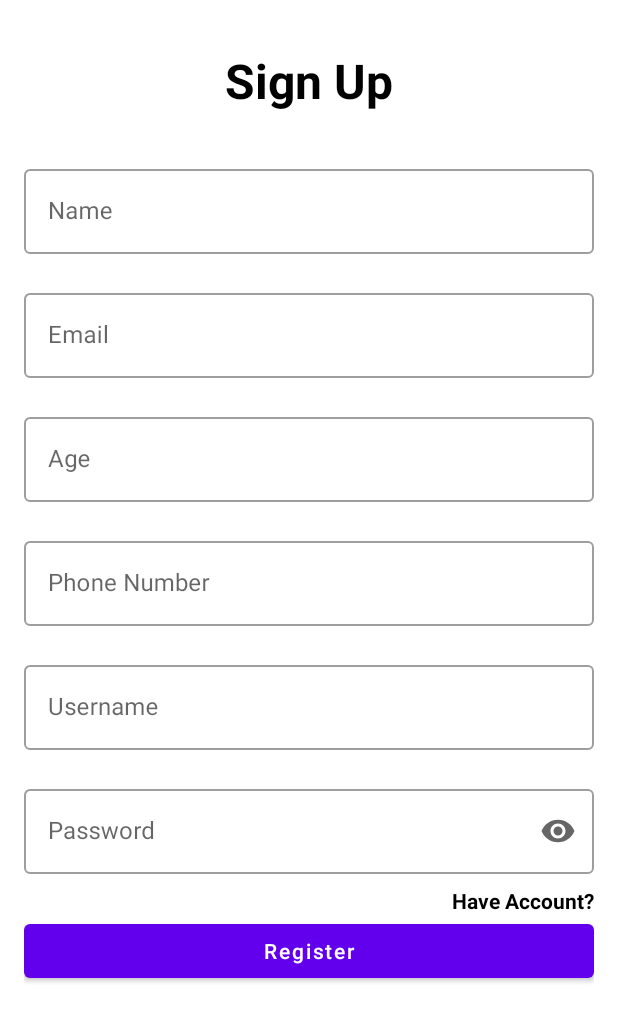
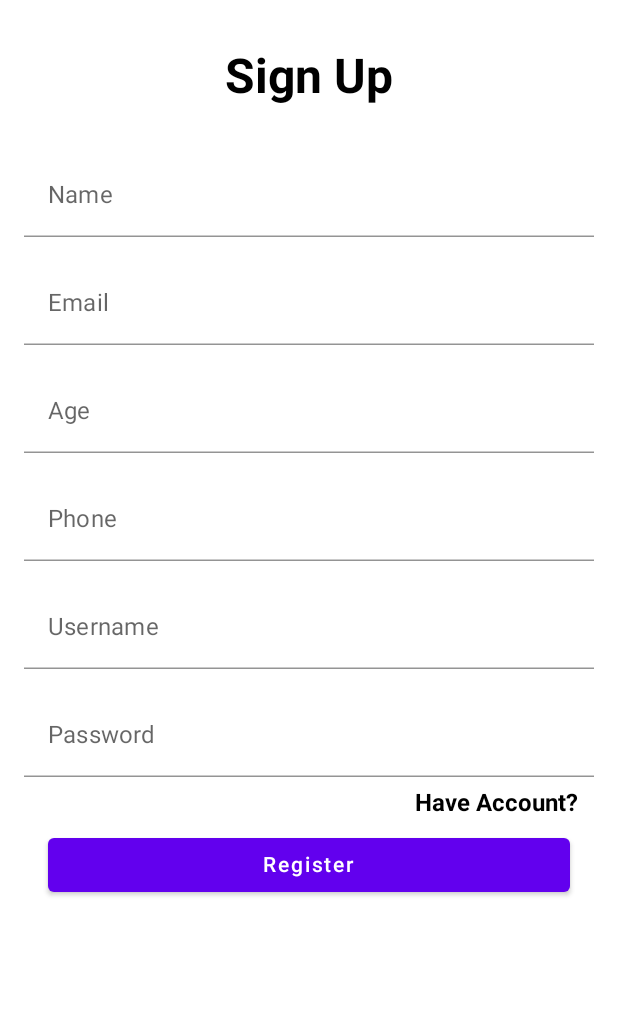
Before and after one commit to arifwidayana/ChallengeChapter7, an Android app built with Jetpack Compose: the RegisterFragment screen opened through its navigation route, on a phone screen of 412 x 824 dp. Shown: the top 1022 px of the screen. Run offline under Robolectric (Android 15) with nearby library versions, the phone set to English and light mode, and no system bars; our stand-ins replace Dagger/Hilt's generated code; 2 statements that could not run were skipped.

Commit message:
change view xml to jetpack compose in register

```diff
--- a/app/src/main/java/com/arifwidayana/challengechapter7/ui/auth/register/RegisterFragment.kt
+++ b/app/src/main/java/com/arifwidayana/challengechapter7/ui/auth/register/RegisterFragment.kt
@@ -1,74 +1,195 @@
 package com.arifwidayana.challengechapter7.ui.auth.register
 
+import android.os.Bundle
+import android.view.LayoutInflater
+import android.view.View
+import android.view.ViewGroup
 import android.widget.Toast
+import androidx.compose.foundation.clickable
+import androidx.compose.foundation.layout.*
+import androidx.compose.foundation.text.KeyboardOptions
+import androidx.compose.material.Button
+import androidx.compose.material.Text
+import androidx.compose.material.TextField
+import androidx.compose.material.TextFieldDefaults
+import androidx.compose.runtime.Composable
+import androidx.compose.runtime.mutableStateOf
+import androidx.compose.runtime.remember
+import androidx.compose.ui.Alignment
+import androidx.compose.ui.Modifier
+import androidx.compose.ui.graphics.Color
+import androidx.compose.ui.platform.ComposeView
+import androidx.compose.ui.text.TextStyle
+import androidx.compose.ui.text.font.FontWeight
+import androidx.compose.ui.text.input.KeyboardType
+import androidx.compose.ui.text.input.PasswordVisualTransformation
+import androidx.compose.ui.unit.dp
+import androidx.compose.ui.unit.sp
 import androidx.navigation.fragment.findNavController
 import com.arifwidayana.challengechapter7.R
-import com.arifwidayana.challengechapter7.base.arch.BaseFragment
+import com.arifwidayana.challengechapter7.base.arch.BaseViewModel
 import com.arifwidayana.challengechapter7.base.model.Resource
 import com.arifwidayana.challengechapter7.data.local.model.response.UserEntity
-import com.arifwidayana.challengechapter7.databinding.FragmentRegisterBinding
 import dagger.hilt.android.AndroidEntryPoint
 
 @AndroidEntryPoint
-class RegisterFragment : BaseFragment<FragmentRegisterBinding, RegisterViewModel>(
-    FragmentRegisterBinding::inflate
+class RegisterFragment : BaseViewModel<RegisterViewModel>(
 ), RegisterContract.View {
 
     override fun initView() {
-        onClick()
         observeData()
     }
 
-    private fun onClick() {
-        getViewBinding().apply {
-            tvSignIn.setOnClickListener {
+    override fun onCreateView(
+        inflater: LayoutInflater,
+        container: ViewGroup?,
+        savedInstanceState: Bundle?
+    ): View {
+        return ComposeView(requireContext()).apply {
+            layoutParams = ViewGroup.LayoutParams(
+                ViewGroup.LayoutParams.MATCH_PARENT,
+                ViewGroup.LayoutParams.WRAP_CONTENT,
+            )
+            setContent {
+                Column(
+                    modifier = Modifier
+                        .fillMaxWidth()
+                ) {
+                    HeaderRegisterPage()
+                    RegisterAccount {
                         findNavController().navigate(R.id.action_registerFragment_to_loginFragment)
                     }
-            btnRegister.setOnClickListener {
-                authRegisterUser()
+
+                }
             }
         }
     }
 
-    override fun checkFormValidation(): Boolean {
-        getViewBinding().apply {
-            var isValid = true
-
-            when {
-                etRegisterName.text.toString().isEmpty() -> {
-                    tfRegisterName.error = "Fill the name"
-                    isValid = false
-                }
-                etRegisterEmail.text.toString().isEmpty() -> {
-                    tfRegisterEmail.error = "Fill the email"
-                    isValid = false
-                }
-                etRegisterAge.text.toString().isEmpty() -> {
-                    tfRegisterAge.error = "Fill the age"
-                    isValid = false
-                }
-                etRegisterPhoneNumber.text.toString().isEmpty() -> {
-                    tfRegisterPhoneNumber.error = "Fill the phone"
-                    isValid = false
-                }
-                etRegisterUsername.text.toString().isEmpty() -> {
-                    tfRegisterUsername.error = "Fill the username"
-                    isValid = false
-                }
-                etRegisterPassword.text.toString().isEmpty() -> {
-                    tfRegisterPassword.error = "Fill the password"
-                    isValid = false
-                }
-                else -> {
-                    tfRegisterName.error = null
-                    tfRegisterEmail.error = null
-                    tfRegisterAge.error = null
-                    tfRegisterPhoneNumber.error = null
-                    tfRegisterUsername.error = null
-                    tfRegisterPassword.error = null
+    @Composable
+    private fun HeaderRegisterPage() {
+        Column(
+            modifier = Modifier
+                .fillMaxWidth()
+                .padding(vertical = 32.dp),
+            horizontalAlignment = Alignment.CenterHorizontally
+        ) {
+            Text(
+                text = "Sign Up",
+                style = TextStyle(
+                    fontWeight = FontWeight.Bold,
+                    fontSize = 32.sp,
+                    color = Color.Black
+                )
+            )
         }
     }
-            return isValid
+
+    @Composable
+    private fun RegisterAccount(onClickHaveAccount:() -> Unit) {
+        Column(
+            modifier = Modifier
+                .fillMaxWidth()
+                .padding(horizontal = 16.dp),
+            horizontalAlignment = Alignment.CenterHorizontally
+        ) {
+            val name = remember { mutableStateOf("") }
+            val email = remember { mutableStateOf("") }
+            val age = remember { mutableStateOf("") }
+            val phone = remember { mutableStateOf("") }
+            val username = remember { mutableStateOf("") }
+            val password = remember { mutableStateOf("") }
+            TextField(
+                value = name.value,
+                onValueChange = { name.value = it },
+                label = { Text(text = "Name") },
+                keyboardOptions = KeyboardOptions(keyboardType = KeyboardType.Text),
+                modifier = Modifier.fillMaxWidth(),
+                colors = TextFieldDefaults.textFieldColors(backgroundColor = Color.White)
+            )
+
+            Spacer(modifier = Modifier.height(16.dp))
+            TextField(
+                value = email.value,
+                onValueChange = { email.value = it },
+                label = { Text(text = "Email") },
+                keyboardOptions = KeyboardOptions(keyboardType = KeyboardType.Email),
+                modifier = Modifier.fillMaxWidth(),
+                colors = TextFieldDefaults.textFieldColors(backgroundColor = Color.White)
+            )
+
+            Spacer(modifier = Modifier.height(16.dp))
+            TextField(
+                value = age.value,
+                onValueChange = { age.value = it },
+                label = { Text(text = "Age") },
+                keyboardOptions = KeyboardOptions(keyboardType = KeyboardType.Number),
+                modifier = Modifier.fillMaxWidth(),
+                colors = TextFieldDefaults.textFieldColors(backgroundColor = Color.White)
+            )
+
+            Spacer(modifier = Modifier.height(16.dp))
+            TextField(
+                value = phone.value,
+                onValueChange = { phone.value = it },
+                label = { Text(text = "Phone") },
+                keyboardOptions = KeyboardOptions(keyboardType = KeyboardType.Phone),
+                modifier = Modifier.fillMaxWidth(),
+                colors = TextFieldDefaults.textFieldColors(backgroundColor = Color.White)
+            )
+
+            Spacer(modifier = Modifier.height(16.dp))
+            TextField(
+                value = username.value,
+                onValueChange = { username.value = it },
+                label = { Text(text = "Username") },
+                keyboardOptions = KeyboardOptions(keyboardType = KeyboardType.Text),
+                modifier = Modifier.fillMaxWidth(),
+                colors = TextFieldDefaults.textFieldColors(backgroundColor = Color.White)
+            )
+
+            Spacer(modifier = Modifier.height(16.dp))
+            TextField(
+                value = password.value,
+                onValueChange = { password.value = it },
+                label = { Text(text = "Password") },
+                keyboardOptions = KeyboardOptions(keyboardType = KeyboardType.Text),
+                visualTransformation = PasswordVisualTransformation(),
+                modifier = Modifier.fillMaxWidth(),
+                colors = TextFieldDefaults.textFieldColors(backgroundColor = Color.White)
+            )
+
+            Spacer(modifier = Modifier.height(8.dp))
+            Text(
+                text = "Have Account?",
+                modifier = Modifier
+                    .padding(start = 250.dp)
+                    .clickable(onClick = onClickHaveAccount),
+                style = TextStyle(
+                    fontWeight = FontWeight.Bold,
+                    fontSize = 16.sp,
+                    color = Color.Black
+                )
+            )
+
+            Spacer(modifier = Modifier.height(8.dp))
+            Button(
+                onClick = {
+                    authRegisterUser(
+                        name = name.value,
+                        email = email.value,
+                        age = age.value.toInt(),
+                        phone = phone.value,
+                        user = username.value,
+                        pass = password.value
+                    )
+                },
+                modifier = Modifier
+                    .padding(horizontal = 16.dp)
+                    .fillMaxWidth()
+            ) {
+                Text(text = "Register")
+            }
+
         }
     }
 
@@ -101,24 +222,19 @@ class RegisterFragment : BaseFragment<FragmentRegisterBinding, RegisterViewModel
         }
     }
 
-    private fun authRegisterUser() {
-        getViewBinding().apply {
-            if (checkFormValidation()) {
+    private fun authRegisterUser(name: String, email: String, age: Int, phone: String, user: String, pass: String) {
         getViewModel().registerUser(
             UserEntity(
                 id = null,
-                        name = etRegisterName.text.toString(),
+                name = name,
                 profile = null,
-                        email = etRegisterEmail.text.toString(),
-                        age = etRegisterAge.text.toString().toInt(),
-                        phone_number = etRegisterPhoneNumber.text.toString(),
-                        username = etRegisterUsername.text.toString(),
-                        password = etRegisterPassword.text.toString()
+                email = email,
+                age = age,
+                phone_number = phone,
+                username = user,
+                password = pass
             )
         )
     }
 
 }
-    }
-
-}
```
Lines whose indentation alone changed are shown as unchanged.
